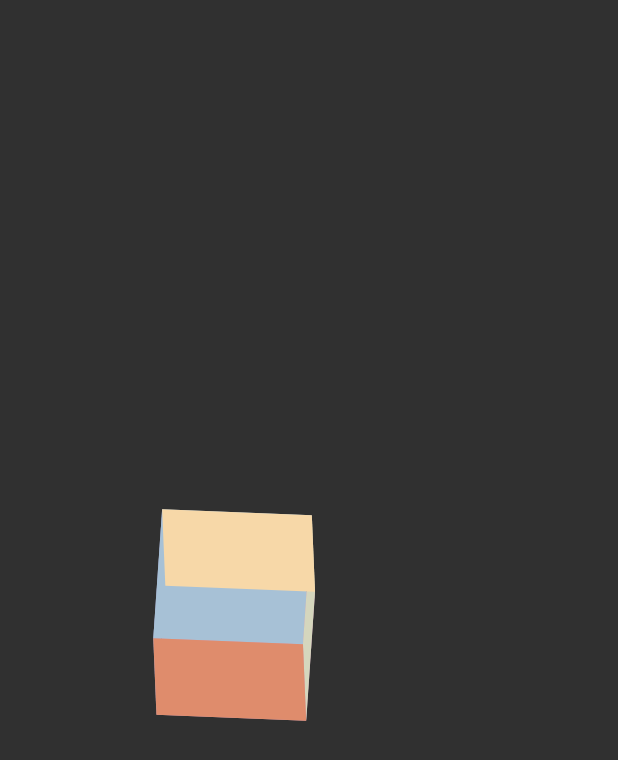
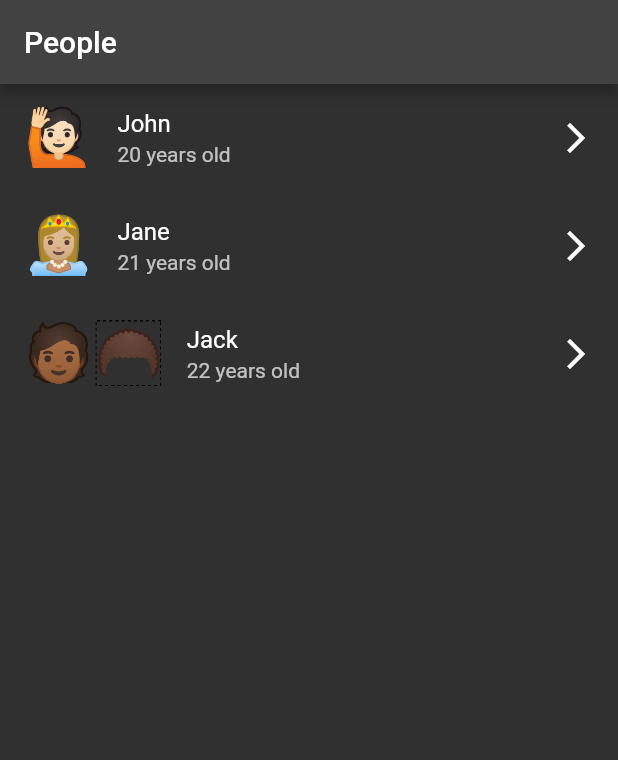
Before and after one commit to IrinaSemGB/flutter_animations_education, a Flutter app: the screen it shows after launch, on a phone screen of 412 x 824 dp. Shown: the top 760 px of the screen. Run offline on Flutter 3.47's test engine with Material 2 defaults, Android fonts, the phone set to English and light mode, and no system bars.

Commit message:
The fourth episode has been completed -> Hero animations

```diff
--- a/lib/main.dart
+++ b/lib/main.dart
@@ -1,6 +1,7 @@
 import 'package:flutter/material.dart';
 import 'package:flutter_animations_education/screens/chained_screen.dart';
 import 'package:flutter_animations_education/screens/effect_3d_screen.dart';
+import 'package:flutter_animations_education/screens/hero_animation_screen.dart';
 import 'package:flutter_animations_education/screens/transform_screen.dart';
 
 void main() {
@@ -16,11 +17,12 @@ class MyApp extends StatelessWidget {
     return MaterialApp(
       debugShowCheckedModeBanner: false,
       theme: ThemeData.dark(),
-      initialRoute: Effect3DScreen.id,
+      initialRoute: HeroAnimationScreen.id,
       routes: {
         TransformScreen.id: (context) => TransformScreen(),
         ChainedScreen.id: (context) => ChainedScreen(),
         Effect3DScreen.id: (context) => Effect3DScreen(),
+        HeroAnimationScreen.id: (context) => HeroAnimationScreen(),
       },
     );
   }
--- /dev/null
+++ b/lib/models/person_class.dart
@@ -0,0 +1,10 @@
+import 'package:flutter/cupertino.dart';
+
+@immutable
+class Person {
+  final String name;
+  final int age;
+  final String emoji;
+
+  Person({required this.name, required this.age, required this.emoji});
+}
--- /dev/null
+++ b/lib/screens/hero_animation_screen.dart
@@ -0,0 +1,117 @@
+import 'package:flutter/material.dart';
+import '../models/person_class.dart';
+
+class HeroAnimationScreen extends StatelessWidget {
+  HeroAnimationScreen({Key? key}) : super(key: key);
+  static const String id = 'hero_animation_screen';
+
+  final List<Person> people = [
+    Person(name: 'John', age: 20, emoji: '🙋🏻‍'),
+    Person(name: 'Jane', age: 21, emoji: '👸🏼'),
+    Person(name: 'Jack', age: 22, emoji: '🧑🏾‍🦱'),
+  ];
+
+  @override
+  Widget build(BuildContext context) {
+
+    final double screenHeight = MediaQuery.of(context).size.height;
+
+    return Scaffold(
+      appBar: AppBar(
+        title: Text('People'),
+      ),
+      body: ListView.builder(
+        itemCount: people.length,
+        itemBuilder: (context, index) {
+          final person = people[index];
+          return ListTile(
+            leading: Hero(
+              tag: person.emoji,
+              child: Text(person.emoji, style: TextStyle(fontSize: screenHeight * 0.045)),
+            ),
+            trailing: Icon(Icons.arrow_forward_ios_outlined),
+            title: Text(person.name),
+            subtitle: Text('${person.age} years old'),
+            onTap: () {
+              Navigator.of(context).push(MaterialPageRoute(builder: (context) => DetailsPage(person: person)));
+            },
+          );
+        },
+      ),
+    );
+  }
+}
+
+class DetailsPage extends StatelessWidget {
+  final Person person;
+  const DetailsPage({Key? key, required this.person}) : super(key: key);
+
+  @override
+  Widget build(BuildContext context) {
+
+    final double screenHeight = MediaQuery.of(context).size.height;
+
+    return Scaffold(
+      appBar: AppBar(
+        title: Hero(
+          tag: person.emoji,
+          flightShuttleBuilder: (flightContext, animation, flightDirection, fromHero, toHero) {
+            switch (flightDirection) {
+              case HeroFlightDirection.push:
+                return Material(
+                  color: Colors.transparent,
+                  child: ScaleTransition(
+                    scale: animation.drive(
+                      Tween<double>(begin: 0.0, end: 3.0).chain(CurveTween(curve: Curves.easeInOutQuint)),
+                    ),
+                    child: fromHero.widget,
+                  ),
+                );
+              case HeroFlightDirection.pop:
+                return Material(
+                  color: Colors.transparent,
+                  child: toHero.widget,
+                );
+            }
+          },
+          child: Text(person.emoji, style: TextStyle(fontSize: screenHeight * 0.04)),
+        ),
+      ),
+      body: Padding(
+        padding: EdgeInsets.symmetric(
+          horizontal: screenHeight * 0.02,
+          vertical: screenHeight * 0.03,
+        ),
+        child: Center(
+          child: Column(
+            children: [
+              Text(person.name, style: TextStyle(fontSize: screenHeight * 0.02)),
+              SizedBox(height: screenHeight * 0.018),
+              Text('${person.age} years old', style: TextStyle(fontSize: screenHeight * 0.02)),
+            ],
+          ),
+        ),
+      ),
+    );
+  }
+}
+
+// flightShuttleBuilder: (flightContext, animation, flightDirection, fromHero, toHero) {
+// switch (flightDirection) {
+// case HeroFlightDirection.push:
+// return Material(
+// color: Colors.transparent,
+// child: ScaleTransition(
+// scale: animation.drive(
+// Tween<double>(begin: 0.0, end: 1.0).chain(CurveTween(curve: Curves.easeInOutQuint)),
+// ),
+// child: toHero.widget,
+// ),
+// );
+// case HeroFlightDirection.pop:
+// return Material(
+// color: Colors.transparent,
+// child: fromHero.widget,
+// );
+// }
+// },
```
